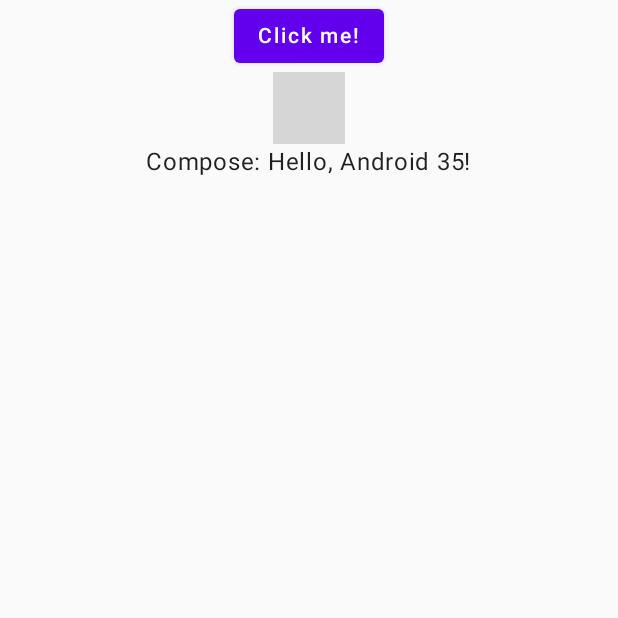
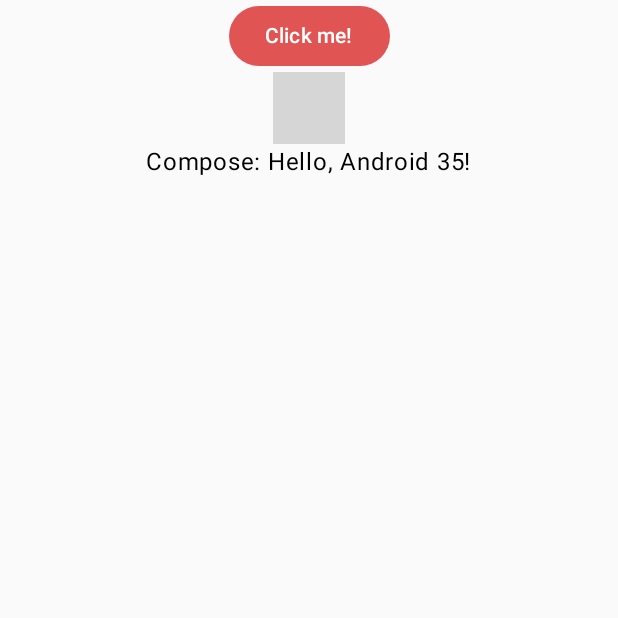
Before and after one commit to Potsane/foodies_app, an Android app built with Jetpack Compose: the screen it shows after launch (MainActivity), after a tap on "Click me!", on a phone screen of 412 x 824 dp, the top half of it. Run offline under Robolectric (Android 15) with nearby library versions, the phone set to English and light mode, and no system bars; our stand-ins replace Compose Multiplatform resources; 1 statement that could not run was skipped; grey boxes are pictures that could not be loaded.

Commit message:
theme project

```diff
--- a/composeApp/build.gradle.kts
+++ b/composeApp/build.gradle.kts
@@ -37,7 +37,7 @@ kotlin {
         commonMain.dependencies {
             implementation(compose.runtime)
             implementation(compose.foundation)
-            implementation(compose.material)
+            implementation(compose.material3)
             implementation(compose.ui)
             implementation(compose.components.resources)
             implementation(compose.components.uiToolingPreview)
--- a/composeApp/src/androidMain/kotlin/com/foodies/project/MainActivity.kt
+++ b/composeApp/src/androidMain/kotlin/com/foodies/project/MainActivity.kt
@@ -1,6 +1,6 @@
 package com.foodies.project
 
-import App
+import ui.App
 import android.os.Bundle
 import androidx.activity.ComponentActivity
 import androidx.activity.compose.setContent
--- a/composeApp/src/commonMain/kotlin/App.kt
+++ b/composeApp/src/commonMain/kotlin/ui/App.kt
@@ -1,10 +1,13 @@
+package ui
+
+import Greeting
 import androidx.compose.animation.AnimatedVisibility
 import androidx.compose.foundation.Image
 import androidx.compose.foundation.layout.Column
 import androidx.compose.foundation.layout.fillMaxWidth
-import androidx.compose.material.Button
-import androidx.compose.material.MaterialTheme
-import androidx.compose.material.Text
+import androidx.compose.material3.Button
+import androidx.compose.material3.MaterialTheme
+import androidx.compose.material3.Text
 import androidx.compose.runtime.*
 import androidx.compose.ui.Alignment
 import androidx.compose.ui.Modifier
@@ -13,11 +16,12 @@ import org.jetbrains.compose.ui.tooling.preview.Preview
 
 import foodies_app.composeapp.generated.resources.Res
 import foodies_app.composeapp.generated.resources.compose_multiplatform
+import ui.theme.FoodiesAppTheme
 
 @Composable
 @Preview
 fun App() {
-    MaterialTheme {
+    FoodiesAppTheme {
         var showContent by remember { mutableStateOf(false) }
         Column(Modifier.fillMaxWidth(), horizontalAlignment = Alignment.CenterHorizontally) {
             Button(onClick = { showContent = !showContent }) {
--- /dev/null
+++ b/composeApp/src/commonMain/kotlin/ui/theme/Color.kt
@@ -0,0 +1,30 @@
+package ui.theme
+
+import androidx.compose.ui.graphics.Color
+
+//Color cube
+val Mandy = Color(0xFFE65250)
+val CodGray = Color(0xFF1a1a1a)
+val Mystic = Color(0xFFe2e6f0)
+val DustyGray = Color(0XFF949494)
+val ScarpaFlow = Color(0XFF57565c)
+val SweetPink = Color(0xFFfda1a2)
+val Pelorous = Color(0xFF38b4ba)
+val ToryBlue = Color(0xFF0d46bd)
+val Korma = Color(0xFF94370f)
+val Citron = Color(0XFF82a31f)
+
+//---- Median cut
+val Mandy20 = Color (0XFFe15454)
+val CodGray20 = Color (0xFF1d1b1b)
+val Mischka = Color (0xFFe8e5eb)
+val OrientalPink = Color (0xFFc1938d)
+val Shilo = Color(0xFFe1a2ae)
+
+//Additional
+
+val Tosca = Color(0XFF91413f)
+val Siam = Color(0XFF616357)
+val Ebony = Color(0XFF04040a)
+val CodGray30 = Color(0XFF1b1a1a)
+val PetiteOrchid = Color(0XFFd99491)
--- /dev/null
+++ b/composeApp/src/commonMain/kotlin/ui/theme/Theme.kt
@@ -0,0 +1,32 @@
+package ui.theme
+
+import androidx.compose.material3.MaterialTheme
+import androidx.compose.material3.lightColorScheme
+import androidx.compose.runtime.Composable
+import androidx.compose.ui.graphics.Color
+
+private val LightColorScheme = lightColorScheme(
+    primary = Mandy20,
+    secondary = SweetPink,
+    tertiary = Mischka,
+    background = Color.White
+
+    /* Other default colors to override
+    background = Color(0xFFFFFBFE),
+    surface = Color(0xFFFFFBFE),
+    onPrimary = Color.White,
+    onSecondary = Color.White,
+    onTertiary = Color.White,
+    onBackground = Color(0xFF1C1B1F),
+    onSurface = Color(0xFF1C1B1F),
+    */
+)
+
+@Composable
+fun FoodiesAppTheme(content: @Composable () -> Unit) {
+    MaterialTheme(
+        colorScheme = LightColorScheme,
+        typography = Typography,
+        content = content
+    )
+}
--- /dev/null
+++ b/composeApp/src/commonMain/kotlin/ui/theme/Typography.kt
@@ -0,0 +1,34 @@
+package ui.theme
+
+import androidx.compose.material3.Typography
+import androidx.compose.ui.text.TextStyle
+import androidx.compose.ui.text.font.FontFamily
+import androidx.compose.ui.text.font.FontWeight
+import androidx.compose.ui.unit.sp
+
+// Set of Material typography styles to start with
+val Typography = Typography(
+    bodyLarge = TextStyle(
+        fontFamily = FontFamily.Default,
+        fontWeight = FontWeight.Normal,
+        fontSize = 16.sp,
+        lineHeight = 24.sp,
+        letterSpacing = 0.5.sp
+    )
+    /* Other default text styles to override
+    titleLarge = TextStyle(
+        fontFamily = FontFamily.Default,
+        fontWeight = FontWeight.Normal,
+        fontSize = 22.sp,
+        lineHeight = 28.sp,
+        letterSpacing = 0.sp
+    ),
+    labelSmall = TextStyle(
+        fontFamily = FontFamily.Default,
+        fontWeight = FontWeight.Medium,
+        fontSize = 11.sp,
+        lineHeight = 16.sp,
+        letterSpacing = 0.5.sp
+    )
+    */
+)
```
Also changed, not shown: 3 other files.
